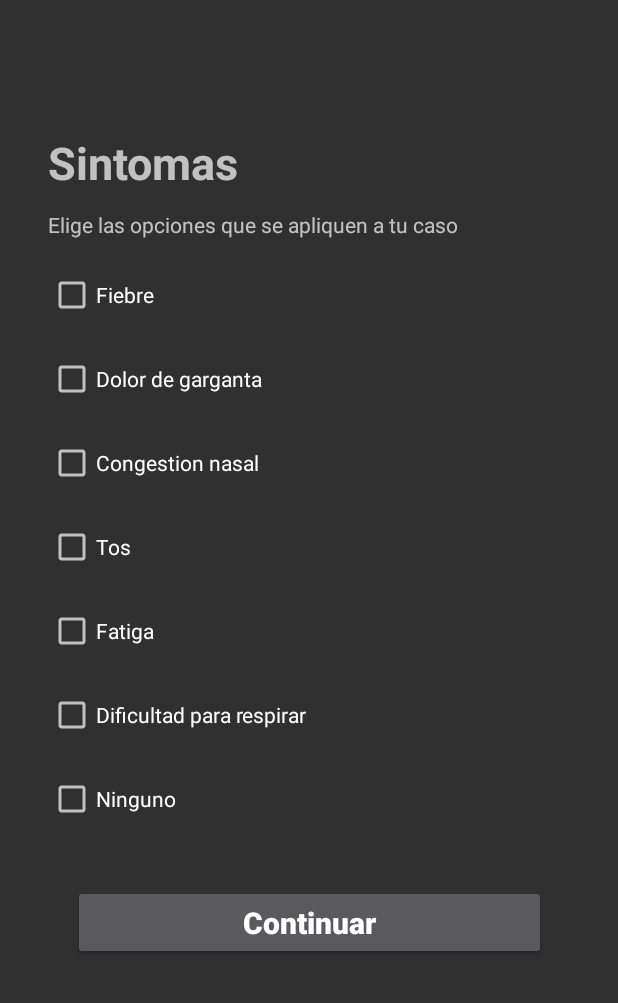
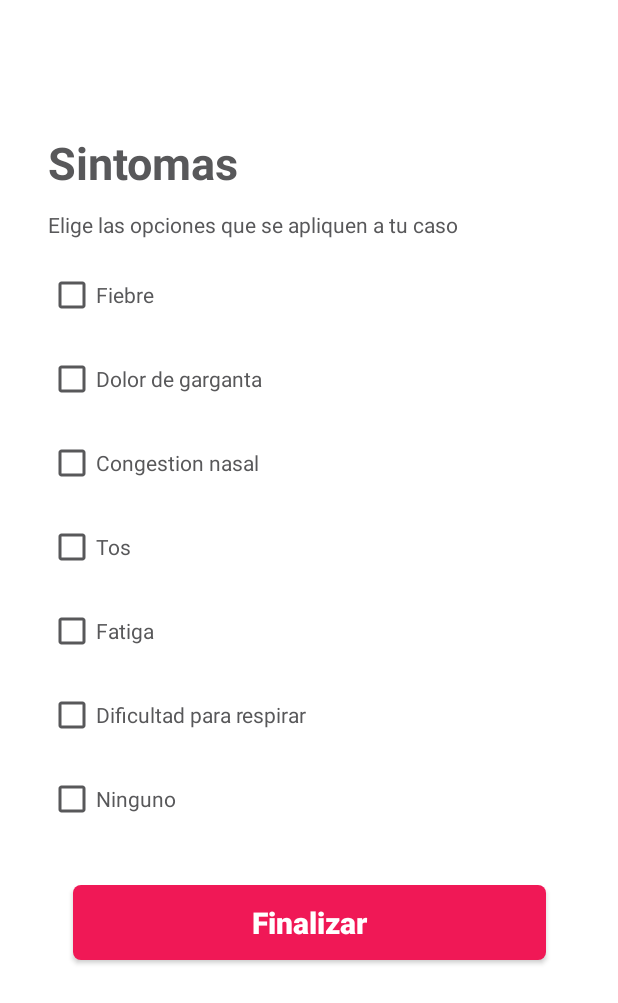
Before and after one commit to NymaXx/Quiz1EA_sem5_2021-1, an Android app: the Sintomas screen opened directly, with no data from a screen before it, on a phone screen of 412 x 824 dp. Shown: the top 1003 px of the screen. Run offline under Robolectric (Android 15) with nearby library versions, the phone set to English and light mode, and no system bars.

```diff
--- a/app/src/main/AndroidManifest.xml
+++ b/app/src/main/AndroidManifest.xml
@@ -9,7 +9,8 @@
         android:roundIcon="@mipmap/ic_launcher_round"
         android:supportsRtl="true"
         android:theme="@style/Theme.Quiz1EA_sem5_20211">
-        <activity android:name=".Sintomas"></activity>
+        <activity android:name=".Sintomas">
+        </activity>
         <activity android:name=".NexoEpidemiologico" />
         <activity android:name=".NuevoRegistro" />
         <activity android:name=".MainActivity">
@@ -18,6 +19,7 @@
 
                 <category android:name="android.intent.category.LAUNCHER" />
             </intent-filter>
+
         </activity>
     </application>
 
--- a/app/src/main/java/com/example/quiz1ea_sem5_2021_1/Sintomas.java
+++ b/app/src/main/java/com/example/quiz1ea_sem5_2021_1/Sintomas.java
@@ -2,13 +2,51 @@ package com.example.quiz1ea_sem5_2021_1;
 
 import androidx.appcompat.app.AppCompatActivity;
 
+import android.content.Intent;
 import android.os.Bundle;
+import android.view.View;
+import android.widget.Button;
+import android.widget.CheckBox;
 
-public class Sintomas extends AppCompatActivity {
+public class Sintomas extends AppCompatActivity implements View.OnClickListener{
+
+    private CheckBox fiebreCheck;
+    private CheckBox dolorGargantaCheck;
+    private CheckBox congestionCheck;
+    private CheckBox tosCheck;
+    private CheckBox fatigaCheck;
+    private CheckBox respirarCheck;
+    private CheckBox ningunoCheck;
+    private Button finalizarButton;
 
     @Override
     protected void onCreate(Bundle savedInstanceState) {
         super.onCreate(savedInstanceState);
         setContentView(R.layout.activity_sintomas);
+
+        fiebreCheck = findViewById(R.id.fiebreCheck);
+        dolorGargantaCheck = findViewById(R.id.dolorGargantaCheck);
+        congestionCheck = findViewById(R.id.congestionCheck);
+        tosCheck = findViewById(R.id.tosCheck);
+        fatigaCheck = findViewById(R.id.fatigaCheck);
+        respirarCheck = findViewById(R.id.respirarCheck);
+        ningunoCheck = findViewById(R.id.ningunoCheck);
+        finalizarButton = findViewById(R.id.finalizarButton);
+
+        finalizarButton.setOnClickListener(this);
+
+    }
+
+    @Override
+    public void onClick(View v) {
+        switch (v.getId()){
+            case R.id.finalizarButton:
+                Intent i4 = new Intent(this, MainActivity.class);
+                startActivity(i4);
+                break;
+            default:
+
+        }
+
     }
 }
--- a/app/src/main/res/layout/activity_sintomas.xml
+++ b/app/src/main/res/layout/activity_sintomas.xml
@@ -4,6 +4,7 @@
     xmlns:tools="http://schemas.android.com/tools"
     android:layout_width="match_parent"
     android:layout_height="match_parent"
+    android:background="#FFFFFF"
     tools:context=".Sintomas">
 
     <TextView
@@ -13,6 +14,7 @@
         android:layout_marginStart="32dp"
         android:layout_marginTop="88dp"
         android:text="Sintomas"
+        android:textColor="#58585A"
         android:textSize="30sp"
         android:textStyle="bold"
         app:layout_constraintStart_toStartOf="parent"
@@ -25,6 +27,7 @@
         android:layout_marginStart="32dp"
         android:layout_marginTop="140dp"
         android:text="Elige las opciones que se apliquen a tu caso"
+        android:textColor="#58585A"
         app:layout_constraintStart_toStartOf="parent"
         app:layout_constraintTop_toTopOf="parent" />
 
@@ -34,7 +37,9 @@
         android:layout_height="49dp"
         android:layout_marginStart="32dp"
         android:layout_marginTop="172dp"
+        android:buttonTint="#58585A"
         android:text="Fiebre"
+        android:textColor="#58585A"
         app:layout_constraintStart_toStartOf="parent"
         app:layout_constraintTop_toTopOf="parent" />
 
@@ -44,7 +49,9 @@
         android:layout_height="49dp"
         android:layout_marginStart="32dp"
         android:layout_marginTop="228dp"
+        android:buttonTint="#58585A"
         android:text="Dolor de garganta"
+        android:textColor="#58585A"
         app:layout_constraintStart_toStartOf="parent"
         app:layout_constraintTop_toTopOf="parent" />
 
@@ -54,7 +61,9 @@
         android:layout_height="49dp"
         android:layout_marginStart="32dp"
         android:layout_marginTop="340dp"
+        android:buttonTint="#58585A"
         android:text="Tos"
+        android:textColor="#58585A"
         app:layout_constraintStart_toStartOf="parent"
         app:layout_constraintTop_toTopOf="parent" />
 
@@ -64,7 +73,9 @@
         android:layout_height="49dp"
         android:layout_marginStart="32dp"
         android:layout_marginTop="452dp"
+        android:buttonTint="#58585A"
         android:text="Dificultad para respirar"
+        android:textColor="#58585A"
         app:layout_constraintStart_toStartOf="parent"
         app:layout_constraintTop_toTopOf="parent" />
 
@@ -74,7 +85,9 @@
         android:layout_height="49dp"
         android:layout_marginStart="32dp"
         android:layout_marginTop="508dp"
+        android:buttonTint="#58585A"
         android:text="Ninguno"
+        android:textColor="#58585A"
         app:layout_constraintStart_toStartOf="parent"
         app:layout_constraintTop_toTopOf="parent" />
 
@@ -84,7 +97,9 @@
         android:layout_height="49dp"
         android:layout_marginStart="32dp"
         android:layout_marginTop="396dp"
+        android:buttonTint="#58585A"
         android:text="Fatiga"
+        android:textColor="#58585A"
         app:layout_constraintStart_toStartOf="parent"
         app:layout_constraintTop_toTopOf="parent" />
 
@@ -94,17 +109,21 @@
         android:layout_height="49dp"
         android:layout_marginStart="32dp"
         android:layout_marginTop="284dp"
+        android:buttonTint="#58585A"
         android:text="Congestion nasal"
+        android:textColor="#58585A"
         app:layout_constraintStart_toStartOf="parent"
         app:layout_constraintTop_toTopOf="parent" />
 
     <Button
-        android:id="@+id/continuarButton"
+        android:id="@+id/finalizarButton"
         android:layout_width="315dp"
         android:layout_height="50dp"
         android:layout_marginTop="590dp"
-        android:text="Continuar"
+        android:background="@drawable/background"
+        android:text="Finalizar"
         android:textAllCaps="false"
+        android:textColor="#FFFFFF"
         android:textSize="20sp"
         android:textStyle="bold"
         app:layout_constraintEnd_toEndOf="parent"
```
Also changed, not shown: app/src/main/java/com/example/quiz1ea_sem5_2021_1/MainActivity.java (+11 -0 lines), app/src/main/java/com/example/quiz1ea_sem5_2021_1/NexoEpidemiologico.java (+35 -1 lines), app/src/main/java/com/example/quiz1ea_sem5_2021_1/NuevoRegistro.java (+29 -1 lines), app/src/main/res/layout/activity_nexo_epidemiologico.xml (+19 -1 lines), app/src/main/res/layout/activity_nuevo_registro.xml (+8 -0 lines).
